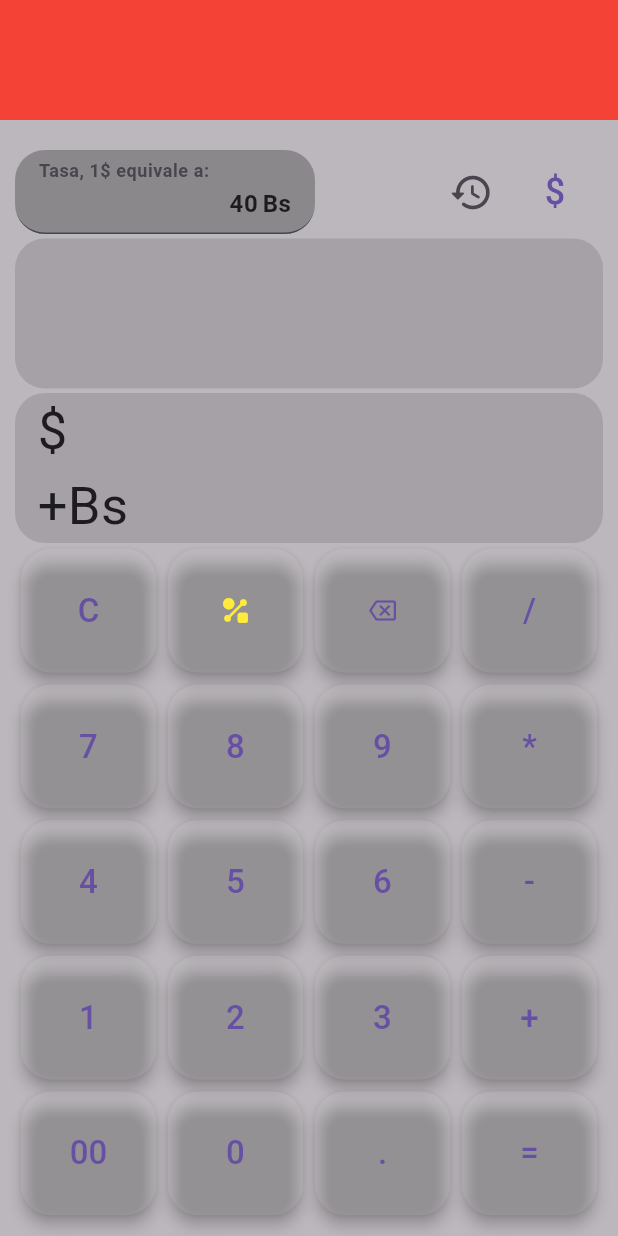
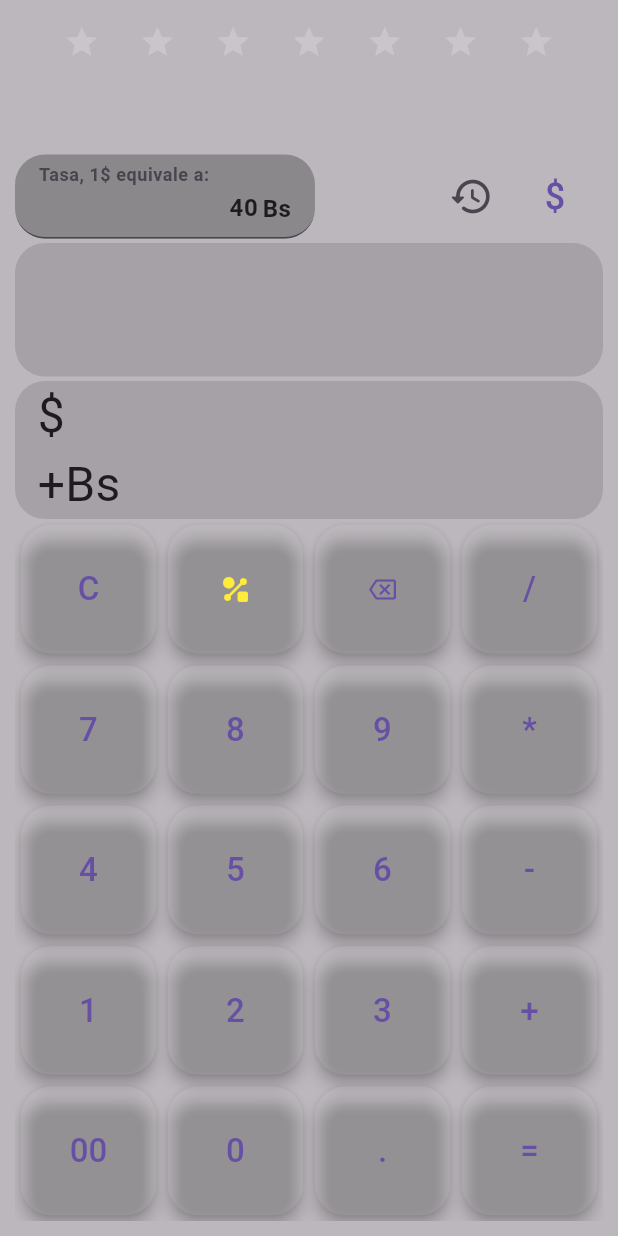
Before and after one commit to gu1llermo/calculator, a Flutter app: the screen it shows after launch, on a phone screen of 412 x 824 dp. Run offline on Flutter 3.47's test engine with Material 3 defaults, Android fonts, the phone set to English and light mode, and no system bars; our stand-ins replace flutter_riverpod, go_router, math_expressions, shared_preferences.

Commit message:
se ajustó tamaño de letras de user entry view

```diff
--- a/lib/presentation/screens/home/home_screen.dart
+++ b/lib/presentation/screens/home/home_screen.dart
@@ -47,26 +47,26 @@ class HomeView extends StatelessWidget {
             width: width,
             child: Column(
               children: [
-                // AppBar(
-                //   centerTitle: true,
-                //   backgroundColor: Colors.transparent,
-                //   title: Row(
-                //     mainAxisAlignment: MainAxisAlignment.spaceEvenly,
-                //     children: [
-                //       iconStar,
-                //       iconStar,
-                //       iconStar,
-                //       iconStar,
-                //       iconStar,
-                //       iconStar,
-                //       iconStar,
-                //     ],
-                //   ),
+                AppBar(
+                  centerTitle: true,
+                  backgroundColor: Colors.transparent,
+                  title: Row(
+                    mainAxisAlignment: MainAxisAlignment.spaceEvenly,
+                    children: [
+                      iconStar,
+                      iconStar,
+                      iconStar,
+                      iconStar,
+                      iconStar,
+                      iconStar,
+                      iconStar,
+                    ],
+                  ),
+                ),
+                // Container(
+                //   height: 40,
+                //   color: Colors.red,
                 // ),
-                Container(
-                  height: 80,
-                  color: Colors.red,
-                ),
                 Expanded(
                     child: isPortrait
                         ? const PortraitView()
--- a/lib/presentation/widgets/shared/data_widget_view/data_widget.dart
+++ b/lib/presentation/widgets/shared/data_widget_view/data_widget.dart
@@ -6,7 +6,7 @@ class DataWidget extends ConsumerWidget {
     required this.txt,
     required this.scrollController,
     this.color = Colors.white,
-    this.fontSize = 35,
+    this.fontSize = 32,
     super.key,
   });
   final String txt;
--- a/lib/presentation/widgets/shared/user_data_entry_view/user_data_entry_view.dart
+++ b/lib/presentation/widgets/shared/user_data_entry_view/user_data_entry_view.dart
@@ -84,7 +84,7 @@ class _UserDataEntryViewState extends ConsumerState<UserDataEntryView> {
           txt: '$userDataPreviewResultAux $symbol2',
           scrollController: _userDataPreviewResultScrollController,
           color: Colors.white.withOpacity(.7),
-          fontSize: 35,
+          fontSize: 30,
         ),
       ),
     );
```
